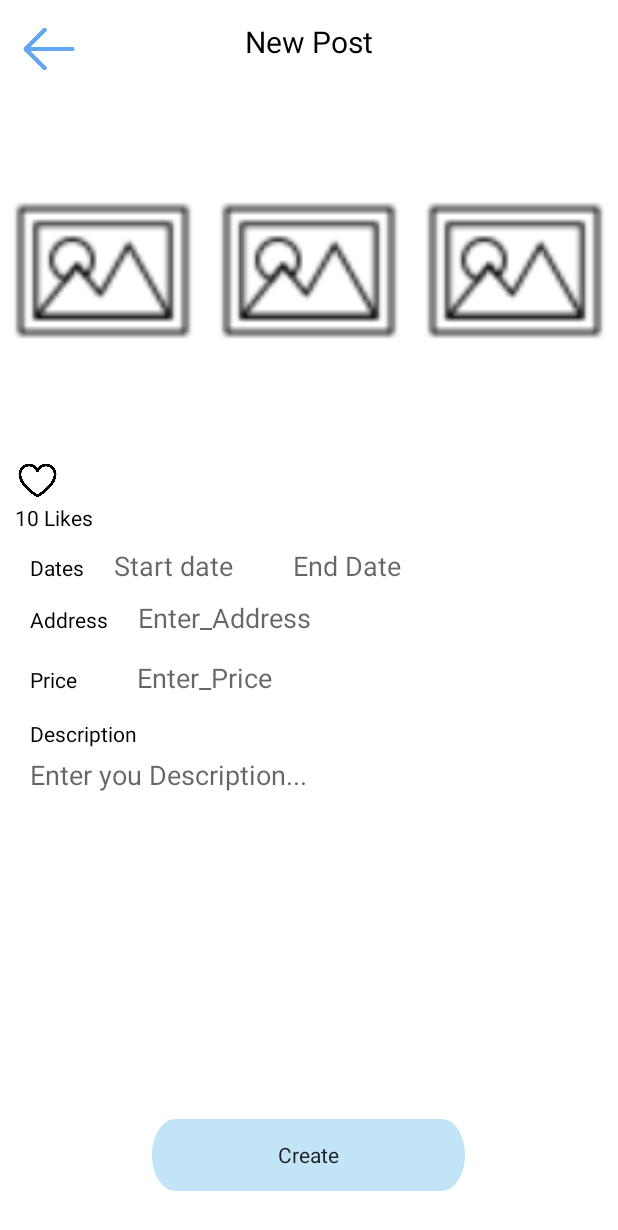
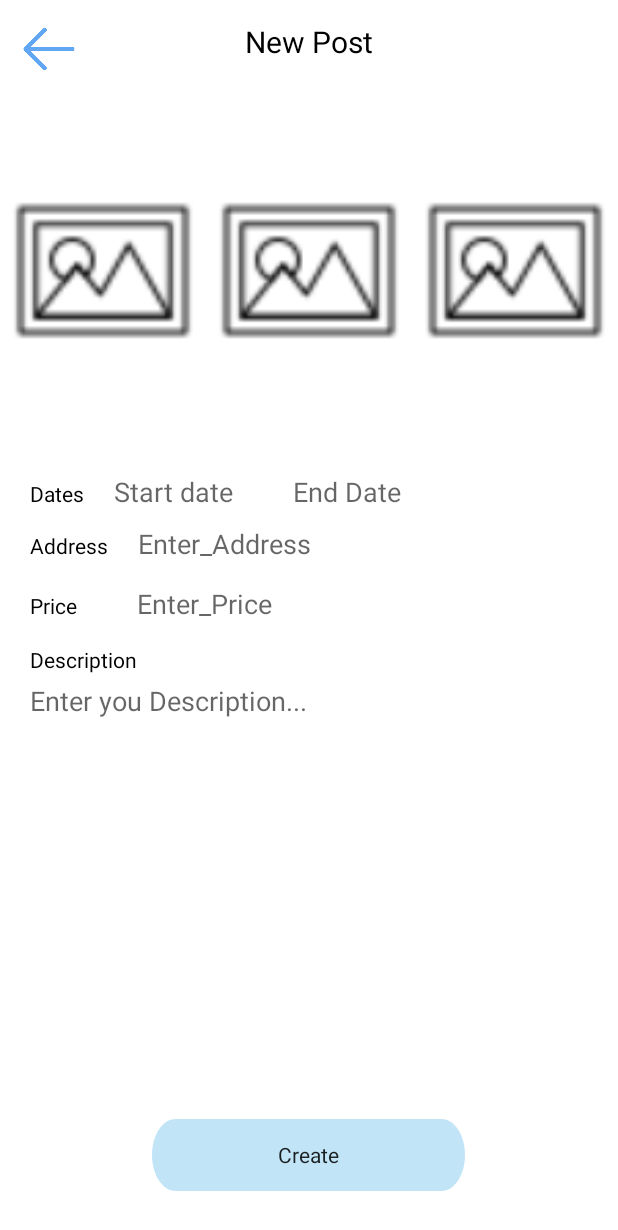
Before and after one commit to koralduel/Mesablet, an Android app: the screen it shows after launch once a user with an empty profile is signed in (CreatePost), after a tap on "Add post", on a phone screen of 412 x 824 dp. Shown: the top 1230 px of the screen. Run offline under Robolectric (Android 15) with nearby library versions, the light colour scheme and no system bars; our stand-ins replace Firebase (no records; nobody signed in at launch, a user with empty details on screens opened directly), Room's generated code; Roboto replaces fonts that are not available here.

Commit message:
remove likes and set dates

```diff
--- a/app/src/main/res/layout/activity_create_post.xml
+++ b/app/src/main/res/layout/activity_create_post.xml
@@ -74,21 +74,6 @@
                 android:src="@drawable/ic_image"
                 android:layout_weight="1"/>
         </LinearLayout>
-
-        <ImageView
-            android:id="@+id/likeBtn"
-            android:layout_width="30dp"
-            android:layout_height="30dp"
-            android:layout_marginLeft="10dp"
-            android:src="@drawable/ic_like" />
-
-        <TextView
-            android:id="@+id/number_of_likes"
-            android:layout_width="wrap_content"
-            android:layout_height="wrap_content"
-            android:layout_marginLeft="10dp"
-            android:text="10 Likes"
-            android:textColor="@color/black" />
 
         <LinearLayout
             android:id="@+id/LL_Date"
--- a/app/src/main/res/values/strings.xml
+++ b/app/src/main/res/values/strings.xml
@@ -25,7 +25,7 @@
     <string name="price">Price</string>
     <string name="enter_price">Enter_Price</string>
     <string name="description">Description</string>
-    <string name="localDb">dblocal</string>
+    <string name="localDb">localdb</string>
     <string name="user_name">UserName</string>
     <string name="add_post">Add post</string>
     <string name="messenger">messenger</string>
```
Also changed, not shown: app/src/main/java/com/example/mesablet/adapters/Adapter_post.java (+9 -1 lines), app/src/main/java/com/example/mesablet/entities/Post.java (+2 -14 lines), app/src/main/res/layout/activity_post_page.xml (+0 -14 lines), app/src/main/res/layout/card_post_item.xml (+31 -0 lines).
